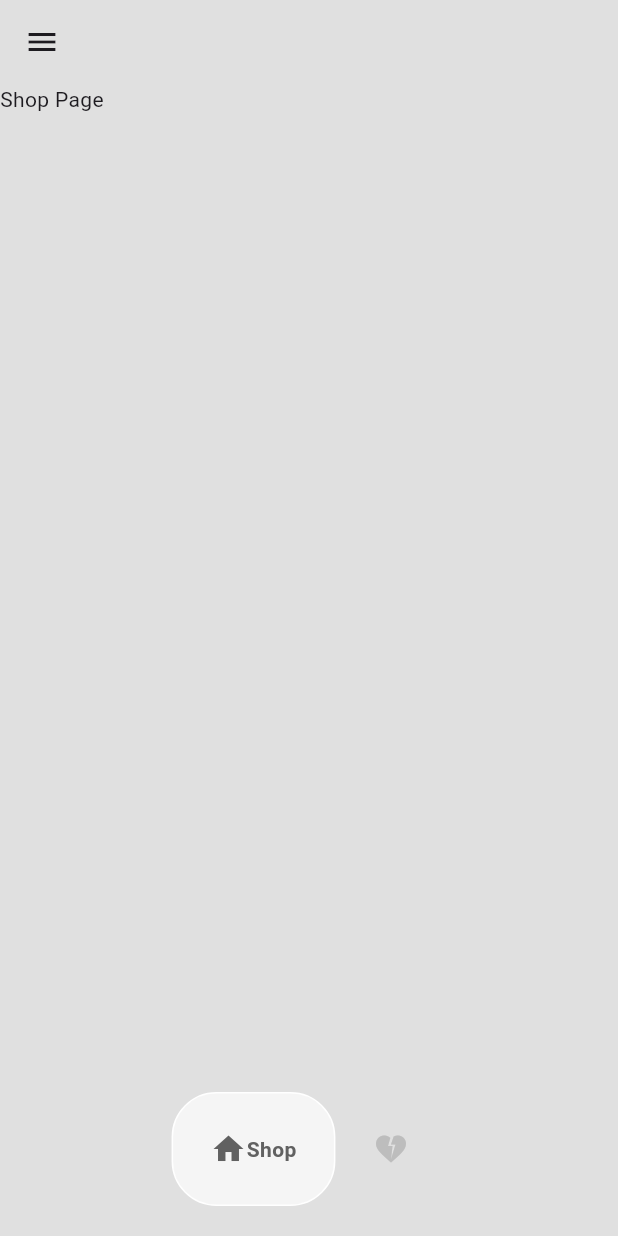
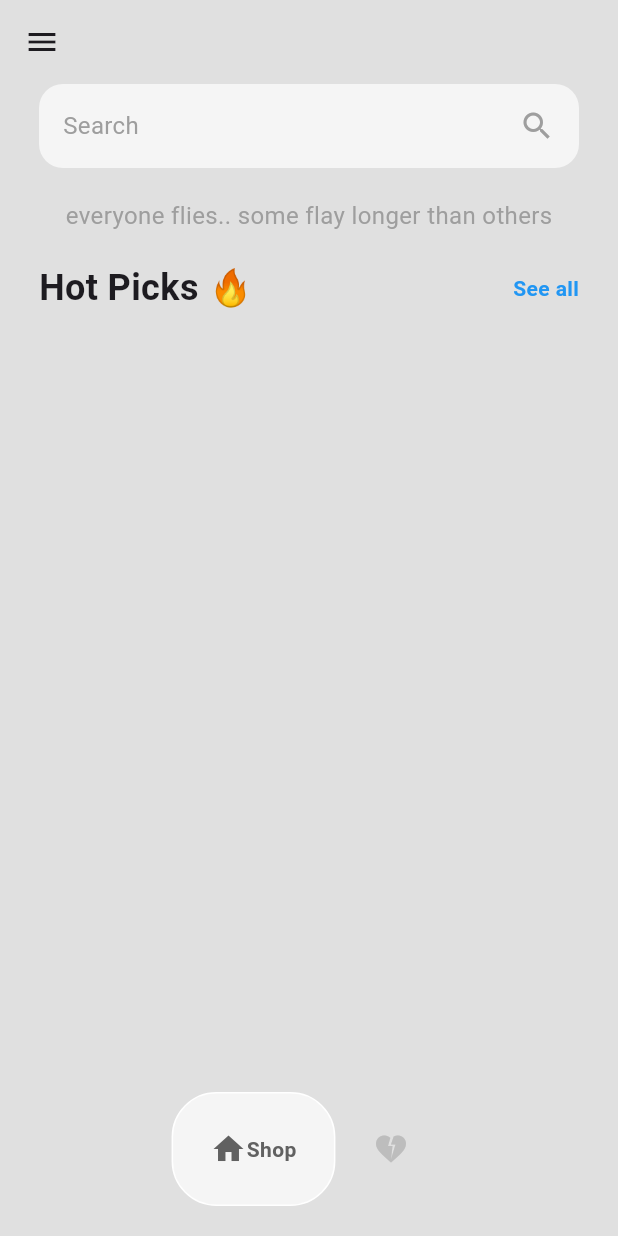
Before and after one commit to selimsshady0/sneaker_shop, a Flutter app: the screen it shows after launch, after a tap on "Shop Now", on a phone screen of 412 x 824 dp. Run offline on Flutter 3.47's test engine with Material 3 defaults, Android fonts, the phone set to English and light mode, and no system bars; drawn by our look-alikes of google_nav_bar.

Commit message:
Files Upload

```diff
--- /dev/null
+++ b/lib/components/shoe_tile.dart
@@ -0,0 +1,10 @@
+import 'package:flutter/material.dart';
+
+class ShoeTile extends StatelessWidget {
+  const ShoeTile({super.key});
+
+  @override
+  Widget build(BuildContext context) {
+    return const Placeholder();
+  }
+}
--- a/lib/constants.dart
+++ b/lib/constants.dart
@@ -21,3 +21,18 @@ const TextStyle kDrawerText = TextStyle(
   fontSize: 18,
   fontWeight: FontWeight.bold,
 );
+
+const TextStyle kSearchText = TextStyle(
+  color: Colors.grey,
+  fontSize: 16,
+);
+
+const TextStyle kHotPicks = TextStyle(
+  fontWeight: FontWeight.bold,
+  fontSize: 24,
+);
+
+const TextStyle kSeeAll = TextStyle(
+  fontWeight: FontWeight.bold,
+  color: Colors.blue,
+);
--- a/lib/pages/cart_page.dart
+++ b/lib/pages/cart_page.dart
@@ -5,6 +5,9 @@ class CartPage extends StatelessWidget {
 
   @override
   Widget build(BuildContext context) {
-    return const Scaffold(body: Text("Cart Page"),);
+    return Scaffold(
+      backgroundColor: Colors.grey[300],
+      body: const Text("Cart Page"),
+    );
   }
 }
--- a/lib/pages/shop_page.dart
+++ b/lib/pages/shop_page.dart
@@ -1,13 +1,57 @@
 import 'package:flutter/material.dart';
+import 'package:sneaker_shop/constants.dart';
 
 class ShopPage extends StatelessWidget {
   const ShopPage({super.key});
 
   @override
   Widget build(BuildContext context) {
-    return Scaffold(
-      backgroundColor: Colors.grey[300],
-      body: const Text("Shop Page"),
+    return Column(
+      children: [
+        // search buton
+        Container(
+          padding: const EdgeInsets.all(16),
+          margin: const EdgeInsets.symmetric(horizontal: 26),
+          decoration: BoxDecoration(
+            color: Colors.grey[100],
+            borderRadius: BorderRadius.circular(16),
+          ),
+          child: const Row(
+            mainAxisAlignment: MainAxisAlignment.spaceBetween,
+            children: [
+              Text(
+                "Search",
+                style: kSearchText,
+              ),
+              Icon(
+                Icons.search,
+                color: Colors.grey,
+              ),
+            ],
+          ),
+        ),
+
+        // message
+        const Padding(
+          padding: EdgeInsets.symmetric(vertical: 20),
+          child: Text(
+            "everyone flies.. some flay longer than others",
+            style: kSearchText,
+          ),
+        ),
+
+        // hot picks
+        const Padding(
+          padding: EdgeInsets.symmetric(horizontal: 26),
+          child: Row(
+            mainAxisAlignment: MainAxisAlignment.spaceBetween,
+            children: [
+              Text("Hot Picks 🔥", style: kHotPicks,),
+              Text("See all", style: kSeeAll,),
+            ],
+          ),
+        ),
+      ],
     );
   }
 }
```
